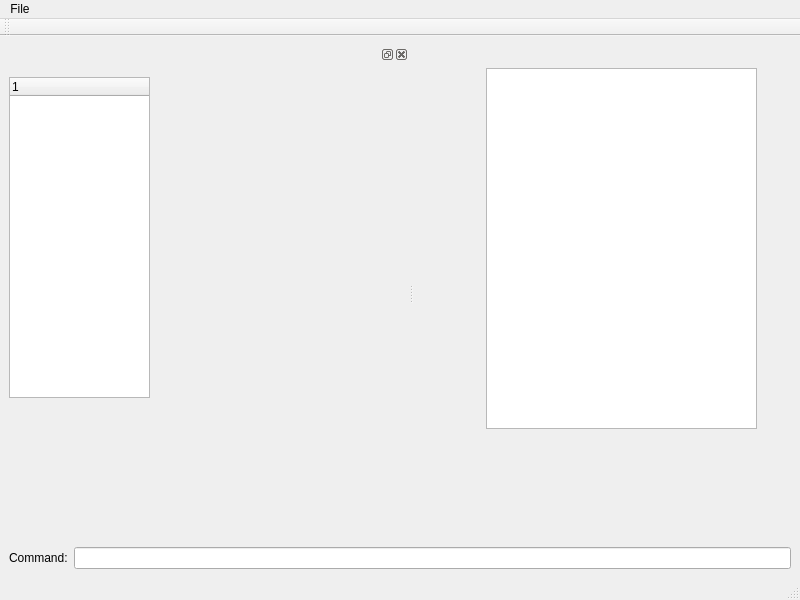
Above: bacula/src/qt-console/main.ui from rkorzeniewski/bacula before the change. Below: the same form after it.
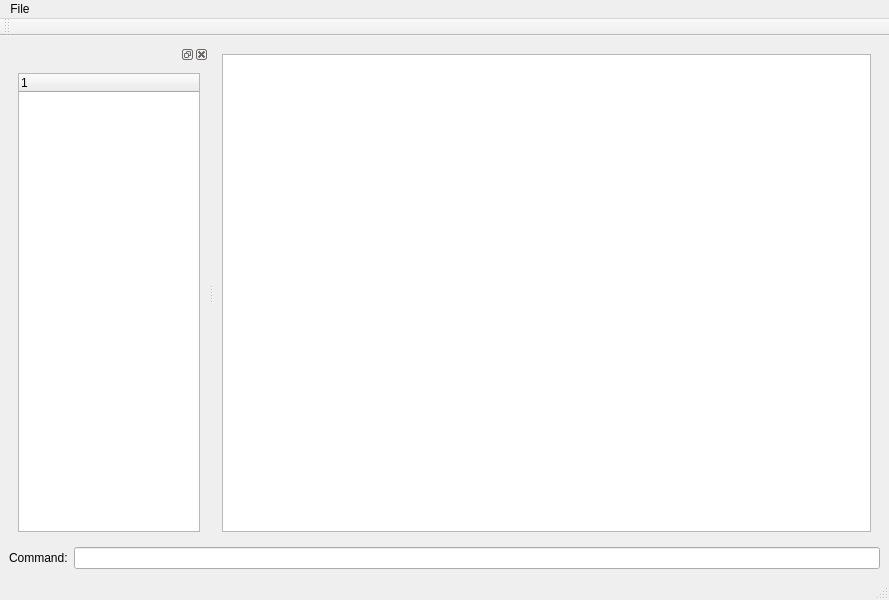
That is the form after the change.

Diff of the .ui file:
```diff
--- a/bacula/src/qt-console/main.ui
+++ b/bacula/src/qt-console/main.ui
@@ -5,7 +5,7 @@
    <rect>
     <x>0</x>
     <y>0</y>
-    <width>800</width>
+    <width>889</width>
     <height>600</height>
    </rect>
   </property>
@@ -13,14 +13,14 @@
    <string>MainWindow</string>
   </property>
   <widget class="QWidget" name="centralwidget" >
-   <layout class="QVBoxLayout" >
+   <layout class="QGridLayout" >
     <property name="margin" >
      <number>9</number>
     </property>
     <property name="spacing" >
      <number>6</number>
     </property>
-    <item>
+    <item row="0" column="0" >
      <widget class="QSplitter" name="splitter" >
       <property name="orientation" >
        <enum>Qt::Horizontal</enum>
@@ -36,7 +36,7 @@
        </property>
        <property name="minimumSize" >
         <size>
-         <width>100</width>
+         <width>200</width>
          <height>100</height>
         </size>
        </property>
@@ -47,15 +47,15 @@
         </size>
        </property>
        <widget class="QWidget" name="dockWidgetContents" >
+        <layout class="QGridLayout" >
+         <property name="margin" >
+          <number>9</number>
+         </property>
+         <property name="spacing" >
+          <number>6</number>
+         </property>
+         <item row="0" column="0" >
         <widget class="QTreeWidget" name="treeWidget" >
-         <property name="geometry" >
-          <rect>
-           <x>0</x>
-           <y>13</y>
-           <width>141</width>
-           <height>321</height>
-          </rect>
-         </property>
          <property name="sizePolicy" >
           <sizepolicy>
            <hsizetype>5</hsizetype>
@@ -66,8 +66,8 @@
          </property>
          <property name="minimumSize" >
           <size>
-           <width>100</width>
-           <height>100</height>
+             <width>0</width>
+             <height>0</height>
           </size>
          </property>
          <property name="sizeIncrement" >
@@ -80,6 +80,8 @@
           <bool>true</bool>
          </property>
         </widget>
+         </item>
+        </layout>
        </widget>
       </widget>
       <widget class="QStackedWidget" name="stackedWidget" >
@@ -102,23 +104,29 @@
        </property>
        <widget class="QWidget" name="page" />
        <widget class="QWidget" name="page_2" >
+        <layout class="QGridLayout" >
+         <property name="margin" >
+          <number>9</number>
+         </property>
+         <property name="spacing" >
+          <number>6</number>
+         </property>
+         <item row="0" column="0" >
         <widget class="QTextEdit" name="textEdit" >
-         <property name="geometry" >
-          <rect>
-           <x>73</x>
-           <y>23</y>
-           <width>271</width>
-           <height>361</height>
-          </rect>
-         </property>
          <property name="sizePolicy" >
           <sizepolicy>
            <hsizetype>7</hsizetype>
            <vsizetype>7</vsizetype>
-           <horstretch>3</horstretch>
+             <horstretch>200</horstretch>
            <verstretch>0</verstretch>
           </sizepolicy>
          </property>
+           <property name="minimumSize" >
+            <size>
+             <width>0</width>
+             <height>0</height>
+            </size>
+           </property>
          <property name="sizeIncrement" >
           <size>
            <width>1</width>
@@ -141,11 +149,13 @@
           <bool>true</bool>
          </property>
         </widget>
+         </item>
+        </layout>
        </widget>
       </widget>
      </widget>
     </item>
-    <item>
+    <item row="1" column="0" >
      <layout class="QHBoxLayout" >
       <property name="margin" >
        <number>0</number>
@@ -172,7 +182,7 @@
     <rect>
      <x>0</x>
      <y>0</y>
-     <width>800</width>
+     <width>889</width>
      <height>28</height>
     </rect>
    </property>
```
Lines whose indentation alone changed are shown as unchanged.
